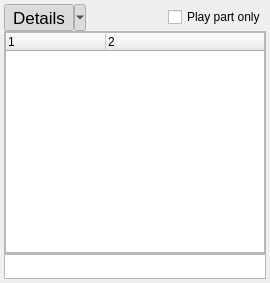
Qt form mscore/mixer/mixer.ui (fp22june/MuseScore) before a commit.
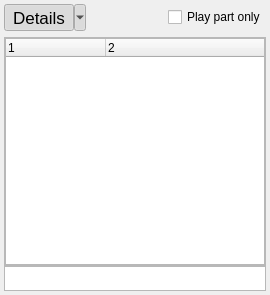
The same form after that commit. Custom widgets are drawn as their Qt base class.

The edit to the form file:
```diff
--- a/mscore/mixer/mixer.ui
+++ b/mscore/mixer/mixer.ui
@@ -10,15 +10,9 @@
     <x>0</x>
     <y>0</y>
     <width>270</width>
-    <height>283</height>
+    <height>295</height>
    </rect>
   </property>
-  <property name="minimumSize">
-   <size>
-    <width>193</width>
-    <height>160</height>
-   </size>
-  </property>
   <property name="focusPolicy">
    <enum>Qt::FocusPolicy::ClickFocus</enum>
   </property>
@@ -29,12 +23,6 @@
    <string>Mixer</string>
   </property>
   <widget class="QWidget" name="dockWidgetContents">
-   <property name="sizePolicy">
-    <sizepolicy hsizetype="Expanding" vsizetype="Expanding">
-     <horstretch>0</horstretch>
-     <verstretch>0</verstretch>
-    </sizepolicy>
-   </property>
    <layout class="QGridLayout" name="gridLayout_2">
     <property name="leftMargin">
      <number>4</number>
@@ -52,9 +40,6 @@
      <layout class="QHBoxLayout" name="h1">
       <item>
        <layout class="QVBoxLayout" name="v1">
-        <property name="spacing">
-         <number>0</number>
-        </property>
         <item>
          <widget class="QWidget" name="a1" native="true">
           <layout class="QHBoxLayout" name="horizontalLayout">
@@ -114,6 +99,11 @@
          </widget>
         </item>
         <item>
+         <layout class="QVBoxLayout" name="verticalLayout_2">
+          <property name="spacing">
+           <number>0</number>
+          </property>
+          <item>
          <widget class="QScrollArea" name="scrollArea">
           <property name="horizontalScrollBarPolicy">
            <enum>Qt::ScrollBarPolicy::ScrollBarAlwaysOff</enum>
@@ -126,8 +116,8 @@
             <rect>
              <x>0</x>
              <y>0</y>
-             <width>256</width>
-             <height>192</height>
+               <width>254</width>
+               <height>196</height>
             </rect>
            </property>
            <property name="sizePolicy">
@@ -231,6 +221,8 @@
            </property>
           </column>
          </widget>
+          </item>
+         </layout>
         </item>
        </layout>
       </item>
```
Lines whose indentation alone changed are shown as unchanged.
